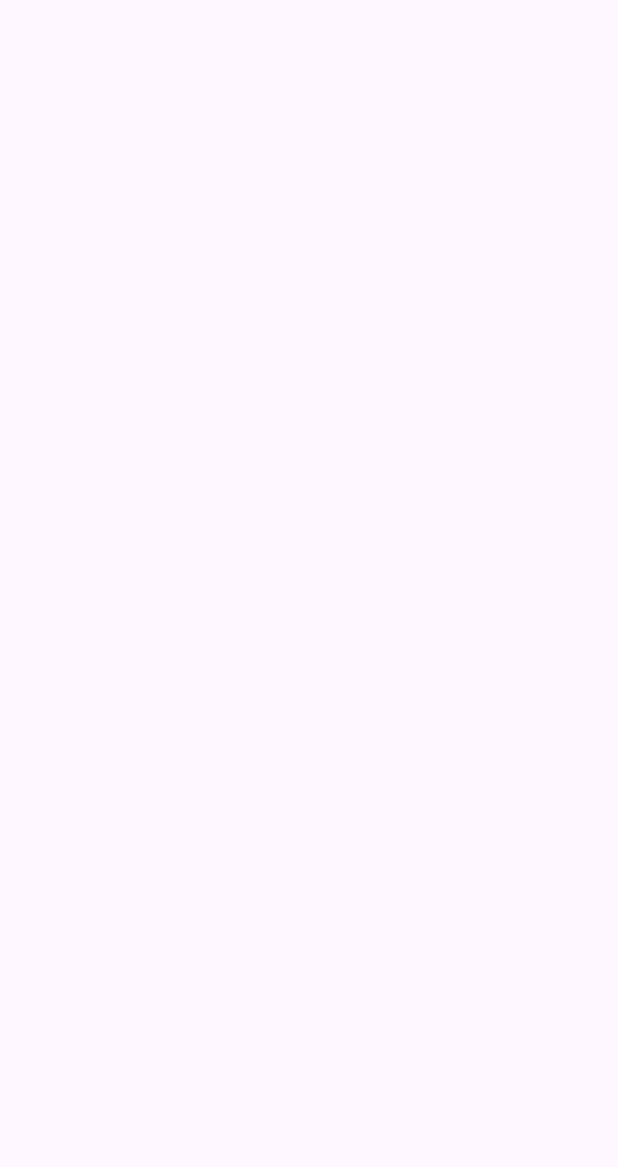
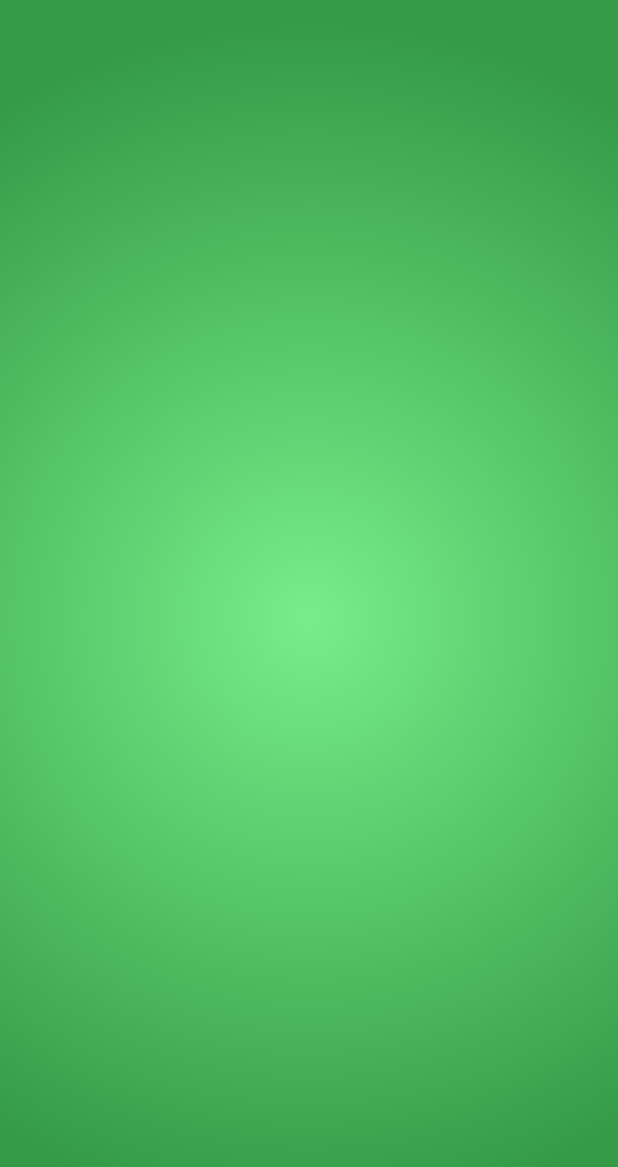
Before and after one commit to prxdby4le/InteresseIFRS, an Android app: the GuiaVocacao screen opened directly, with no data from a screen before it, on a phone screen of 412 x 824 dp. Before the commit the part shown is empty. Shown: the top 1167 px of the screen. Run offline under Robolectric (Android 15) with nearby library versions, the phone set to English and light mode, and no system bars.

Commit message:
update background

```diff
--- a/app/src/main/res/layout/activity_guia_vocacao.xml
+++ b/app/src/main/res/layout/activity_guia_vocacao.xml
@@ -5,6 +5,7 @@
     android:id="@+id/main"
     android:layout_width="match_parent"
     android:layout_height="match_parent"
+    android:background="@drawable/background"
     tools:context=".GuiaVocacao">
 
 </androidx.constraintlayout.widget.ConstraintLayout>
--- a/app/src/main/res/layout/activity_processo_seletivo.xml
+++ b/app/src/main/res/layout/activity_processo_seletivo.xml
@@ -5,6 +5,8 @@
     android:id="@+id/main"
     android:layout_width="match_parent"
     android:layout_height="match_parent"
+    android:background="@drawable/background"
     tools:context=".ProcessoSeletivo">
 
+
 </androidx.constraintlayout.widget.ConstraintLayout>
--- a/app/src/main/res/layout/activity_sobre_cursos.xml
+++ b/app/src/main/res/layout/activity_sobre_cursos.xml
@@ -5,6 +5,7 @@
     android:id="@+id/main"
     android:layout_width="match_parent"
     android:layout_height="match_parent"
+    android:background="@drawable/background"
     tools:context=".SobreCursos">
 
 </androidx.constraintlayout.widget.ConstraintLayout>
```
